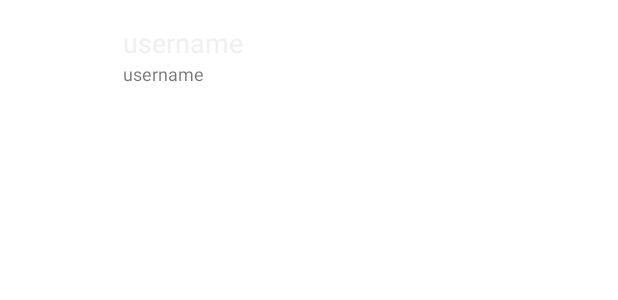
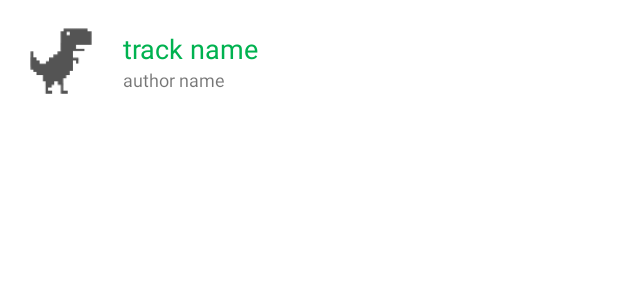
Before and after one commit to dadoz/SfyApp, an Android app: the layout track_item.xml on its own in the app's theme, with its tools: preview values and no code run, on a phone screen of 412 x 824 dp. Shown: the top 300 px of the screen. Run offline under Robolectric (Android 15) with nearby library versions, the phone set to English and light mode, and no system bars.

Commit message:
minor fix to trackItem and changed API base url

```diff
--- a/app/build.gradle
+++ b/app/build.gradle
@@ -10,8 +10,8 @@ android {
         versionCode 1
         versionName "1.0"
         testInstrumentationRunner "android.support.test.runner.AndroidJUnitRunner"
-        buildConfigField "String", "SFY_BASE_URL", "\"http://api.musixmatch.com/ws/1.1/\""
-        buildConfigField "String", "API_KEY", "\"1c9e075968d686e586bc8bee13b82ca0\""
+        buildConfigField "String", "SFY_BASE_URL", "\"https://api.spotify.com/v1/playlists/\""
+        buildConfigField "String", "API_KEY", "\"test_API_TOKEN\""
 
     }
     compileOptions {
--- a/app/src/main/res/layout/activity_track_list.xml
+++ b/app/src/main/res/layout/activity_track_list.xml
@@ -6,6 +6,7 @@
     android:layout_height="match_parent">
     <com.application.sfy.ui.EmptyView
         android:id="@+id/emptyViewId"
+        tools:visibility="visible"
         android:visibility="gone"
         android:layout_width="match_parent"
         android:layout_height="match_parent"/>
--- a/app/src/main/res/layout/track_item.xml
+++ b/app/src/main/res/layout/track_item.xml
@@ -9,10 +9,12 @@
         android:id="@+id/avatarImageViewId"
         android:layout_width="@dimen/icon_width"
         android:layout_height="@dimen/icon_width"
+        tools:src="@mipmap/ic_no_data_black"
         android:layout_gravity="center_vertical"/>
     <LinearLayout
         android:layout_width="match_parent"
         android:layout_height="wrap_content"
+        android:layout_gravity="center_vertical"
         android:orientation="vertical">
         <TextView
             android:id="@+id/trackNameTextViewId"
@@ -20,8 +22,8 @@
             android:layout_height="wrap_content"
             android:layout_gravity="center_vertical"
             android:layout_marginLeft="@dimen/margin_16"
-            tools:text="username"
-            android:textColor="@color/colorPrimary"
+            tools:text="track name"
+            android:textColor="@color/colorAccent"
             android:textSize="@dimen/font_18"/>
         <TextView
             android:id="@+id/artistNameTextViewId"
@@ -29,7 +31,7 @@
             android:layout_height="wrap_content"
             android:layout_gravity="center_vertical"
             android:layout_marginLeft="@dimen/margin_16"
-            tools:text="username"
+            tools:text="author name"
             android:textSize="@dimen/font_12"/>
 
     </LinearLayout>
--- a/build.gradle
+++ b/build.gradle
@@ -16,7 +16,7 @@ ext {
     mockwebserverVersion = '3.6.0'
     glassfishannotationVersion = '10.0-b28'
     junitVersion = '4.12'
-    daggerVersion = '2.11'
+    daggerVersion = '2.21'
     espressoVersion = '2.2.2'
     butterknifeVersion = '8.8.1'
 }
@@ -27,7 +27,7 @@ buildscript {
         google()
     }
     dependencies {
-        classpath 'com.android.tools.build:gradle:3.2.1'
+        classpath 'com.android.tools.build:gradle:3.3.0'
         //realmio
         classpath "io.realm:realm-gradle-plugin:5.1.0"
     }
```
Also changed, not shown: gradle/wrapper/gradle-wrapper.properties, 3 other files.
